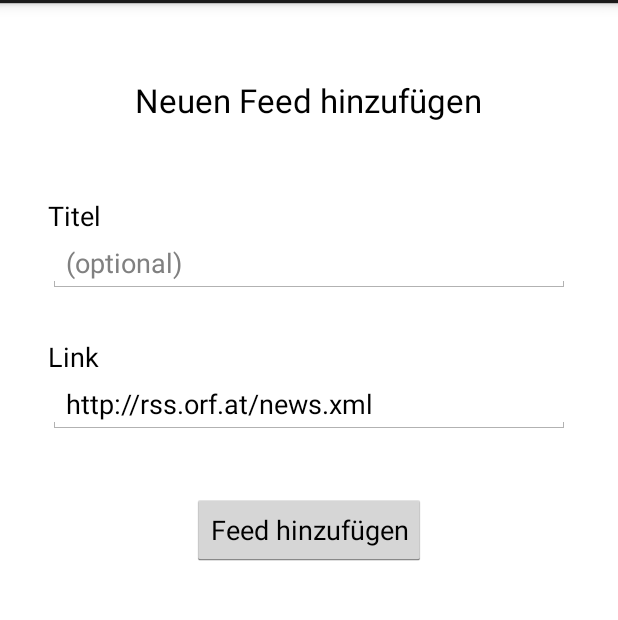
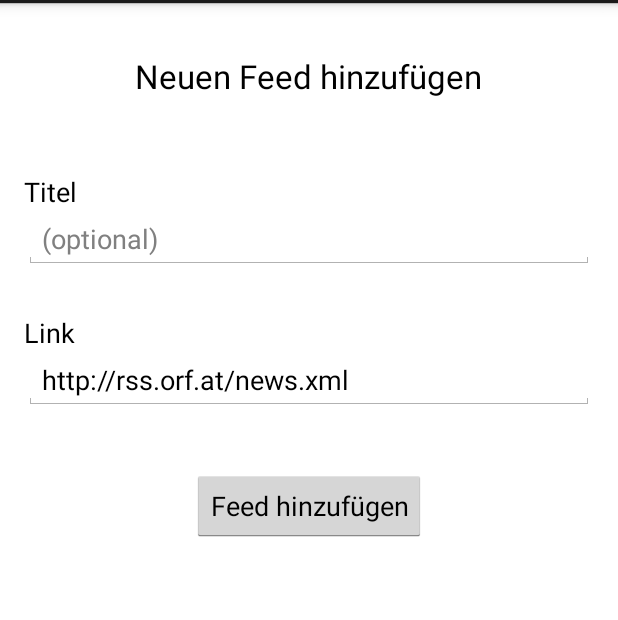
Before and after one commit to buffaloluk7/RssReader, an Android app: the screen it shows after launch (MainActivity), after a tap on "Neuen Feed hinzufügen", on a phone screen of 412 x 824 dp, the part 69-689 px from its top. Run offline under Robolectric (Android 15) with nearby library versions, the phone set to English and light mode, and no system bars; 52 statements that could not run were skipped.

Commit message:
Removed default padding from activity Added support for hardware back button

```diff
--- a/app/src/main/AndroidManifest.xml
+++ b/app/src/main/AndroidManifest.xml
@@ -11,6 +11,7 @@
         android:theme="@style/AppTheme">
         <activity
             android:name=".activities.MainActivity"
+            android:icon="@drawable/ic_launcher"
             android:label="@string/app_name">
             <intent-filter>
                 <action android:name="android.intent.action.MAIN" />
--- a/app/src/main/java/cc/lukas/rssreader/activities/MainActivity.java
+++ b/app/src/main/java/cc/lukas/rssreader/activities/MainActivity.java
@@ -2,6 +2,7 @@ package cc.lukas.rssreader.activities;
 
 import android.app.ActionBar;
 import android.app.Activity;
+import android.app.FragmentManager;
 import android.app.FragmentTransaction;
 import android.content.BroadcastReceiver;
 import android.content.ContentResolver;
@@ -126,6 +127,22 @@ public class MainActivity extends Activity {
         }
     }
 
+    // React on the back button being pressed.
+    @Override
+    public void onBackPressed() {
+        FragmentManager fm = getFragmentManager();
+        int numberOfFragments = fm.getBackStackEntryCount();
+
+        if (numberOfFragments > 1) {
+            fm.popBackStack();
+        } else if (numberOfFragments == 1) {
+            fm.popBackStack();
+            displayBackButton(false);
+        } else {
+            super.onBackPressed();
+        }
+    }
+
     // Load Fragment containing list of all rss feeds.
     private void loadRssFeedListFragment(boolean replace) {
         FragmentTransaction transaction = getFragmentManager().beginTransaction();
@@ -135,30 +152,32 @@ public class MainActivity extends Activity {
             transaction.add(R.id.container, new RssFeedListFragment());
         }
         transaction.commit();
-        displayHomeAsUpEnabled(false);
+        displayBackButton(false);
     }
 
     // Load Fragment containing list of all rss items of a given feed.
     private void loadRssItemListFragment(long rssFeedId) {
         getFragmentManager().beginTransaction()
                 .replace(R.id.container, RssItemListFragment.newInstance(rssFeedId))
+                .addToBackStack(null)
                 .commit();
-        displayHomeAsUpEnabled(true);
+        displayBackButton(true);
     }
 
     // Load Fragment allowing the user to enter a title and rss link.
     private void loadAddRssFeedFragment() {
         getFragmentManager().beginTransaction()
                 .replace(R.id.container, new AddRssFeedFragment())
+                .addToBackStack(null)
                 .commit();
-        displayHomeAsUpEnabled(true);
+        displayBackButton(true);
     }
 
-    // Enable/Disable the going-back button.
-    private void displayHomeAsUpEnabled(boolean enabled) {
+    // Show/hide the back button.
+    private void displayBackButton(boolean enable) {
         ActionBar actionBar = getActionBar();
         if (actionBar != null) {
-            actionBar.setDisplayHomeAsUpEnabled(enabled);
+            actionBar.setDisplayHomeAsUpEnabled(enable);
         }
     }
 
@@ -238,11 +257,6 @@ public class MainActivity extends Activity {
 
         @Override
         public void onChange(boolean selfChange) {
-            this.onChange(selfChange, null);
-        }
-
-        @Override
-        public void onChange(boolean selfChange, Uri uri) {
             loadRssFeedListFragment(true);
         }
     }
--- a/app/src/main/java/cc/lukas/rssreader/fragments/AddRssFeedFragment.java
+++ b/app/src/main/java/cc/lukas/rssreader/fragments/AddRssFeedFragment.java
@@ -49,11 +49,11 @@ public class AddRssFeedFragment extends Fragment {
                     return;
                 }
 
-                // Show toast and disable UI elements
+                // Show toast and disable UI elements.
                 Toast.makeText(getActivity(), getString(R.string.wait), Toast.LENGTH_SHORT).show();
                 button.setEnabled(false);
 
-                // Start the service using a helper method
+                // Start the service using a helper method.
                 RssFeedService.startActionCreateFeed(getActivity(), title, link);
             }
         });
--- a/app/src/main/java/cc/lukas/rssreader/fragments/RssFeedListFragment.java
+++ b/app/src/main/java/cc/lukas/rssreader/fragments/RssFeedListFragment.java
@@ -4,6 +4,7 @@ import android.app.ListFragment;
 import android.content.Intent;
 import android.database.Cursor;
 import android.os.Bundle;
+import android.support.annotation.NonNull;
 import android.support.v4.content.LocalBroadcastManager;
 import android.view.LayoutInflater;
 import android.view.View;
@@ -57,18 +58,15 @@ public class RssFeedListFragment extends ListFragment {
     }
 
     @Override
-    public View onCreateView(LayoutInflater inflater, ViewGroup container, Bundle savedInstanceState) {
+    public View onCreateView(@NonNull LayoutInflater inflater, ViewGroup container,
+                             Bundle savedInstanceState) {
         View view = inflater.inflate(R.layout.fragment_rssfeed_list, container, false);
 
-        // Set the adapter, choice mode and choice mode listener
+        // Set the adapter, choice mode and choice mode listener.
         ListView listView = (ListView) view.findViewById(android.R.id.list);
         listView.setAdapter(adapter);
         listView.setChoiceMode(ListView.CHOICE_MODE_MULTIPLE_MODAL);
-        listView.setMultiChoiceModeListener(
-                new RssFeedMultiChoiceModeListener(
-                        getActivity(),
-                        listView,
-                        getResources()));
+        listView.setMultiChoiceModeListener(new RssFeedMultiChoiceModeListener(getActivity(), listView, getResources()));
 
         return view;
     }
--- a/app/src/main/res/layout/activity_main.xml
+++ b/app/src/main/res/layout/activity_main.xml
@@ -4,8 +4,4 @@
     android:layout_width="match_parent"
     android:layout_height="match_parent"
     android:background="@android:color/white"
-    android:paddingBottom="@dimen/activity_vertical_margin"
-    android:paddingLeft="@dimen/activity_horizontal_margin"
-    android:paddingRight="@dimen/activity_horizontal_margin"
-    android:paddingTop="@dimen/activity_vertical_margin"
     tools:context=".MainActivity" />
--- a/app/src/main/res/layout/fragment_rssfeed_list.xml
+++ b/app/src/main/res/layout/fragment_rssfeed_list.xml
@@ -9,6 +9,8 @@
         android:id="@android:id/list"
         android:layout_width="match_parent"
         android:layout_height="match_parent"
+        android:divider="@android:color/transparent"
+        android:dividerHeight="2dp"
         android:longClickable="true" />
 
     <TextView
--- a/app/src/main/res/layout/fragment_rssitem_list.xml
+++ b/app/src/main/res/layout/fragment_rssitem_list.xml
@@ -9,7 +9,9 @@
         android:id="@android:id/list"
         android:layout_width="match_parent"
         android:layout_height="match_parent"
-        android:longClickable="true" />
+        android:longClickable="true"
+        android:divider="@android:color/transparent"
+        android:dividerHeight="2dp" />
 
     <TextView
         android:id="@android:id/empty"
```
